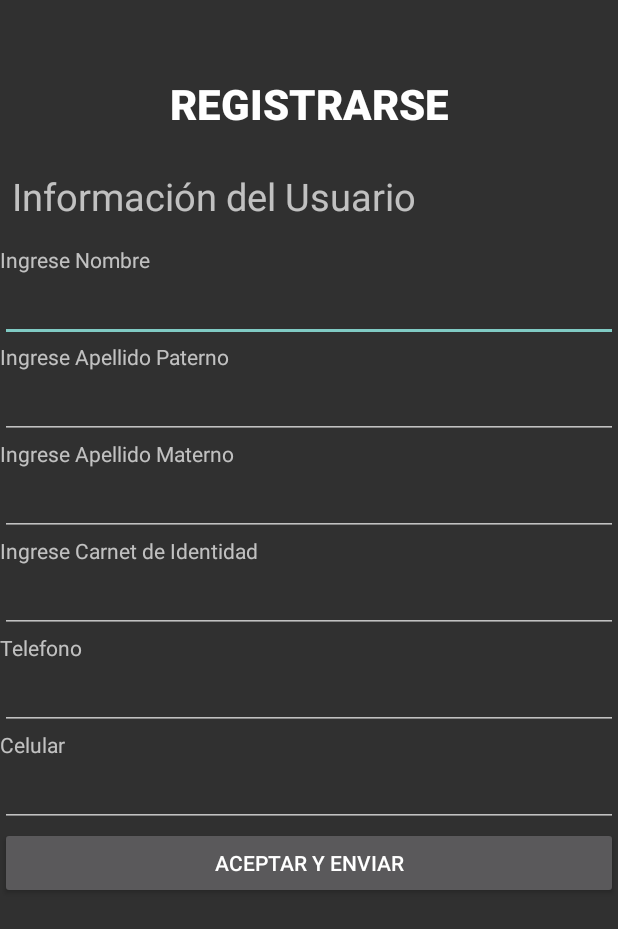
After one commit to gracefurya/arbolito, an Android app: the PantallaRegistrar screen opened directly, with no data from a screen before it, on a phone screen of 412 x 824 dp. The commit adds this screen. Shown: the top 929 px of the screen. Run offline under Robolectric (Android 15) with nearby library versions, the phone set to English and light mode, and no system bars.

Commit message:
ya se puede registrar

```diff
--- a/app/src/main/AndroidManifest.xml
+++ b/app/src/main/AndroidManifest.xml
@@ -1,16 +1,21 @@
 <?xml version="1.0" encoding="utf-8"?>
 <manifest xmlns:android="http://schemas.android.com/apk/res/android"
     package="com.example.arbolito">
+
+    <uses-permission android:name="android.permission.ACCESS_WIFI_STATE" />
+    <uses-permission android:name="android.permission.INTERNET" />
+    <uses-permission android:name="android.permission.ACCESS_NETWORK_STATE" />
 
     <application
         android:allowBackup="true"
         android:icon="@mipmap/ic_launcher"
         android:label="@string/app_name"
+        android:requestLegacyExternalStorage="true"
         android:roundIcon="@mipmap/ic_launcher_round"
-        android:requestLegacyExternalStorage="true"
-        android:usesCleartextTraffic="true"
         android:supportsRtl="true"
-        android:theme="@style/Theme.Arbolito">
+        android:theme="@style/Theme.Arbolito"
+        android:usesCleartextTraffic="true">
+        <activity android:name=".PantallaRegistrar"></activity>
         <activity android:name=".MainActivity">
             <intent-filter>
                 <action android:name="android.intent.action.MAIN" />
@@ -19,8 +24,5 @@
             </intent-filter>
         </activity>
     </application>
-    <uses-permission android:name="android.permission.ACCESS_WIFI_STATE"/>
-    <uses-permission android:name="android.permission.INTERNET"/>
-    <uses-permission android:name="android.permission.ACCESS_NETWORK_STATE"/>
 
 </manifest>
--- a/app/src/main/java/com/example/arbolito/MainActivity.java
+++ b/app/src/main/java/com/example/arbolito/MainActivity.java
@@ -2,6 +2,7 @@ package com.example.arbolito;
 
 import androidx.appcompat.app.AppCompatActivity;
 
+import android.content.Intent;
 import android.os.Bundle;
 import android.view.View;
 import android.widget.EditText;
@@ -54,4 +55,9 @@ public class MainActivity extends AppCompatActivity {
         });
 
     }
+
+    public void irARegistrar(View view){
+        Intent intent=new Intent(MainActivity.this,PantallaRegistrar.class);
+        startActivity(intent);
+    }
 }
--- /dev/null
+++ b/app/src/main/java/com/example/arbolito/PantallaRegistrar.java
@@ -0,0 +1,78 @@
+package com.example.arbolito;
+
+import androidx.appcompat.app.AppCompatActivity;
+
+import android.os.Bundle;
+import android.view.View;
+import android.widget.EditText;
+import android.widget.Toast;
+
+import retrofit2.Call;
+import retrofit2.Callback;
+import retrofit2.Response;
+import retrofit2.Retrofit;
+import retrofit2.converter.gson.GsonConverterFactory;
+
+public class PantallaRegistrar extends AppCompatActivity {
+
+    private EditText pantNombre;
+    private EditText pantPaterno;
+    private EditText pantMaterno;
+    private EditText pantCi;
+    private EditText pantTelefono;
+    private EditText pantCelular;
+
+    private String URLApi=new configuracion().urlServidor;
+
+    @Override
+    protected void onCreate(Bundle savedInstanceState) {
+        super.onCreate(savedInstanceState);
+        setContentView(R.layout.activity_pantalla_registrar);
+        pantNombre=findViewById(R.id.pantNombre);
+        pantPaterno=findViewById(R.id.pantPaterno);
+        pantMaterno=findViewById(R.id.pantMaterno);
+        pantCi=findViewById(R.id.pantCi);
+        pantTelefono=findViewById(R.id.pantTelefono);
+        pantCelular=findViewById(R.id.pantCelular);
+
+    }
+
+    public void RegistrarUsuario(View view){
+        persona p=new persona();
+        p.setNombre(pantNombre.getText().toString());
+        p.setPaterno(pantPaterno.getText().toString());
+        p.setMaterno(pantMaterno.getText().toString());
+        p.setCarnetidentidad(pantCi.getText().toString());
+        p.setTelefono(pantTelefono.getText().toString());
+        p.setCelular(pantCelular.getText().toString());
+        EnviarDatos(p);
+    }
+
+    public void EnviarDatos(persona p){
+        Retrofit retrofit=new Retrofit.Builder()
+                .baseUrl(URLApi)
+                .addConverterFactory(GsonConverterFactory.create())
+                .build();
+        arbolitoAPI aa=retrofit.create(arbolitoAPI.class);
+
+        Call<Void> call=aa.registrarPersona(p);
+        call.enqueue(new Callback<Void>() {
+            @Override
+            public void onResponse(Call<Void> call, Response<Void> response) {
+                if(response.isSuccessful()){
+                    System.out.println("se registro normal carnal");
+                    mostrarMensaje("Se registro correctamente");
+                }
+            }
+
+            @Override
+            public void onFailure(Call<Void> call, Throwable t) {
+                System.err.println("hoy no toca");
+                mostrarMensaje("Error a la hora de registrar");
+            }
+        });
+    }
+    public void mostrarMensaje(String mensaje){
+        Toast.makeText(this,mensaje, Toast.LENGTH_LONG).show();
+    }
+}
--- a/app/src/main/java/com/example/arbolito/arbolitoAPI.java
+++ b/app/src/main/java/com/example/arbolito/arbolitoAPI.java
@@ -1,7 +1,9 @@
 package com.example.arbolito;
 
 import retrofit2.Call;
+import retrofit2.http.Body;
 import retrofit2.http.GET;
+import retrofit2.http.POST;
 import retrofit2.http.Path;
 
 public interface arbolitoAPI {
@@ -10,4 +12,7 @@ public interface arbolitoAPI {
 
     @GET("api/v1/persona/ci/{cipersona}")
     public Call<persona> buscarCi(@Path("cipersona") String cipersona);
+
+    @POST("api/v1/persona")
+    public Call<Void> registrarPersona(@Body persona p);
 }
--- a/app/src/main/res/layout/activity_main.xml
+++ b/app/src/main/res/layout/activity_main.xml
@@ -28,11 +28,12 @@
 
     <Button
         android:id="@+id/ButtonRegistrar"
+        android:layout_width="wrap_content"
+        android:layout_height="wrap_content"
         android:layout_below="@id/MensajeOpcion"
         android:layout_centerHorizontal="true"
         android:layout_marginTop="25dp"
-        android:layout_width="wrap_content"
-        android:layout_height="wrap_content"
+        android:onClick="irARegistrar"
         android:text="Registrar" />
 
     <TextView
--- /dev/null
+++ b/app/src/main/res/layout/activity_pantalla_registrar.xml
@@ -0,0 +1,128 @@
+<?xml version="1.0" encoding="utf-8"?>
+<FrameLayout xmlns:android="http://schemas.android.com/apk/res/android"
+    xmlns:app="http://schemas.android.com/apk/res-auto"
+    xmlns:tools="http://schemas.android.com/tools"
+    android:layout_width="match_parent"
+    android:layout_height="match_parent"
+    tools:context=".PantallaRegistrar">
+
+    <ScrollView
+        android:layout_width="match_parent"
+        android:layout_height="match_parent">
+
+        <LinearLayout
+            android:layout_width="match_parent"
+            android:layout_height="wrap_content"
+            android:orientation="vertical" >
+
+            <TextView
+                android:id="@+id/textView2"
+                android:layout_width="match_parent"
+                android:layout_height="wrap_content"
+
+                android:fontFamily="sans-serif-medium"
+                android:gravity="center"
+                android:paddingTop="50dp"
+                android:text="REGISTRARSE"
+                android:textColor="@color/white"
+                android:textSize="28sp"
+                android:textStyle="bold" />
+
+            <TextView
+                android:id="@+id/textView"
+                android:layout_width="match_parent"
+                android:layout_height="wrap_content"
+                android:paddingTop="25dp"
+                android:textSize="25sp"
+                android:paddingLeft="8dp"
+                android:fontFamily="sans-serif"
+                android:text="Información del Usuario" />
+
+            <TextView
+                android:id="@+id/textView3"
+                android:layout_width="match_parent"
+                android:layout_height="wrap_content"
+                android:paddingTop="15dp"
+                android:text="Ingrese Nombre" />
+
+            <EditText
+                android:id="@+id/pantNombre"
+                android:layout_width="match_parent"
+                android:layout_height="wrap_content"
+                android:ems="10"
+                android:inputType="textPersonName" />
+
+            <TextView
+                android:id="@+id/textView4"
+                android:layout_width="match_parent"
+                android:layout_height="wrap_content"
+                android:text="Ingrese Apellido Paterno" />
+
+            <EditText
+                android:id="@+id/pantPaterno"
+                android:layout_width="match_parent"
+                android:layout_height="wrap_content"
+                android:ems="10"
+                android:inputType="textPersonName" />
+
+            <TextView
+                android:id="@+id/textView5"
+                android:layout_width="match_parent"
+                android:layout_height="wrap_content"
+                android:text="Ingrese Apellido Materno" />
+
+            <EditText
+                android:id="@+id/pantMaterno"
+                android:layout_width="match_parent"
+                android:layout_height="wrap_content"
+                android:ems="10"
+                android:inputType="textPersonName" />
+
+            <TextView
+                android:id="@+id/textView6"
+                android:layout_width="match_parent"
+                android:layout_height="wrap_content"
+                android:text="Ingrese Carnet de Identidad" />
+
+            <EditText
+                android:id="@+id/pantCi"
+                android:layout_width="match_parent"
+                android:layout_height="wrap_content"
+                android:ems="10"
+                android:inputType="textPersonName" />
+
+            <TextView
+                android:id="@+id/textView7"
+                android:layout_width="match_parent"
+                android:layout_height="wrap_content"
+                android:text="Telefono" />
+
+            <EditText
+                android:id="@+id/pantTelefono"
+                android:layout_width="match_parent"
+                android:layout_height="wrap_content"
+                android:ems="10"
+                android:inputType="textPersonName" />
+
+            <TextView
+                android:id="@+id/textView8"
+                android:layout_width="match_parent"
+                android:layout_height="wrap_content"
+                android:text="Celular" />
+
+            <EditText
+                android:id="@+id/pantCelular"
+                android:layout_width="match_parent"
+                android:layout_height="wrap_content"
+                android:ems="10"
+                android:inputType="textPersonName" />
+
+            <Button
+                android:id="@+id/button"
+                android:layout_width="match_parent"
+                android:layout_height="wrap_content"
+                android:onClick="RegistrarUsuario"
+                android:text="Aceptar y Enviar" />
+        </LinearLayout>
+    </ScrollView>
+</FrameLayout>
```
